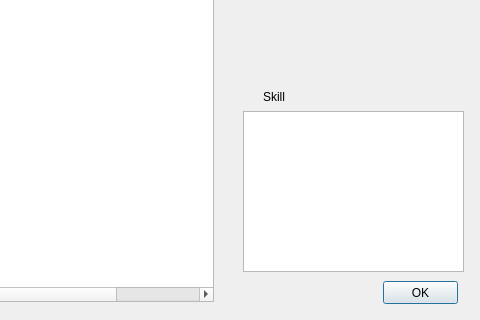
First picture: the form in src/generaloverview.ui, repository Mogara/QSanguosha, before the edit; both pictures show x 237 to 717 and y 219 to 539 of the 717 by 539 pixel window.
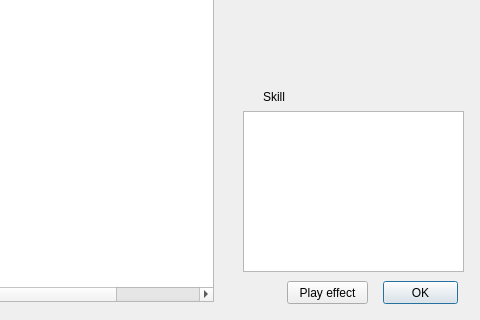
Second picture: the form after the edit. Icons and pictures are not drawn.

```diff
--- a/src/generaloverview.ui
+++ b/src/generaloverview.ui
@@ -118,6 +118,19 @@
     <bool>true</bool>
    </property>
   </widget>
+  <widget class="QPushButton" name="playEffecButton">
+   <property name="geometry">
+    <rect>
+     <x>524</x>
+     <y>500</y>
+     <width>81</width>
+     <height>23</height>
+    </rect>
+   </property>
+   <property name="text">
+    <string>Play effect</string>
+   </property>
+  </widget>
  </widget>
  <resources/>
  <connections>
```
